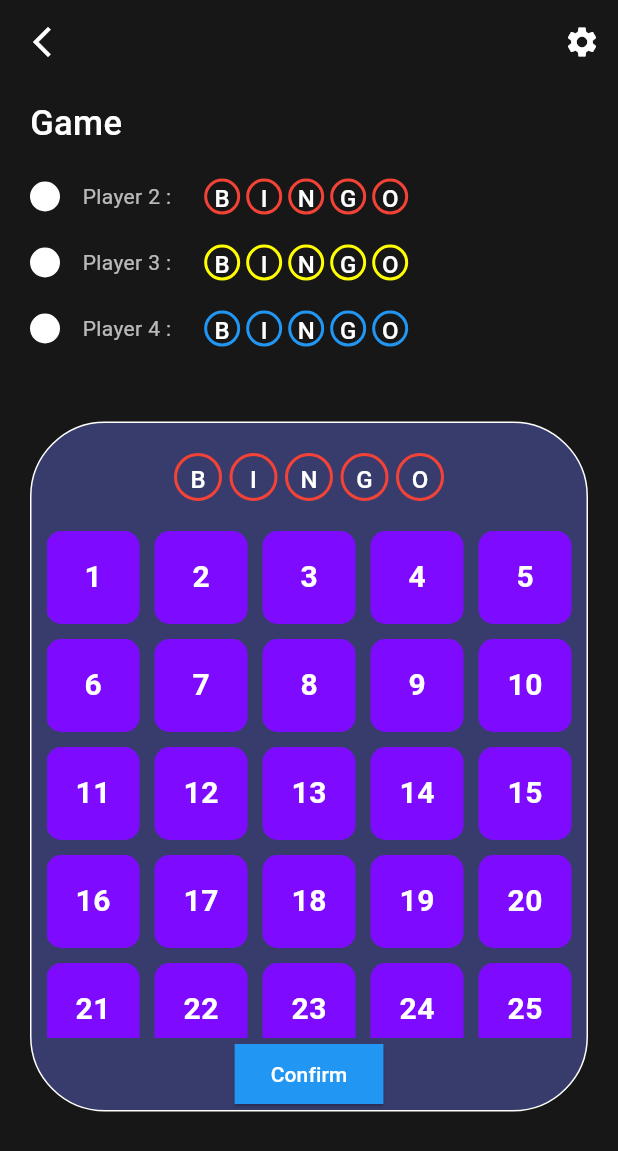
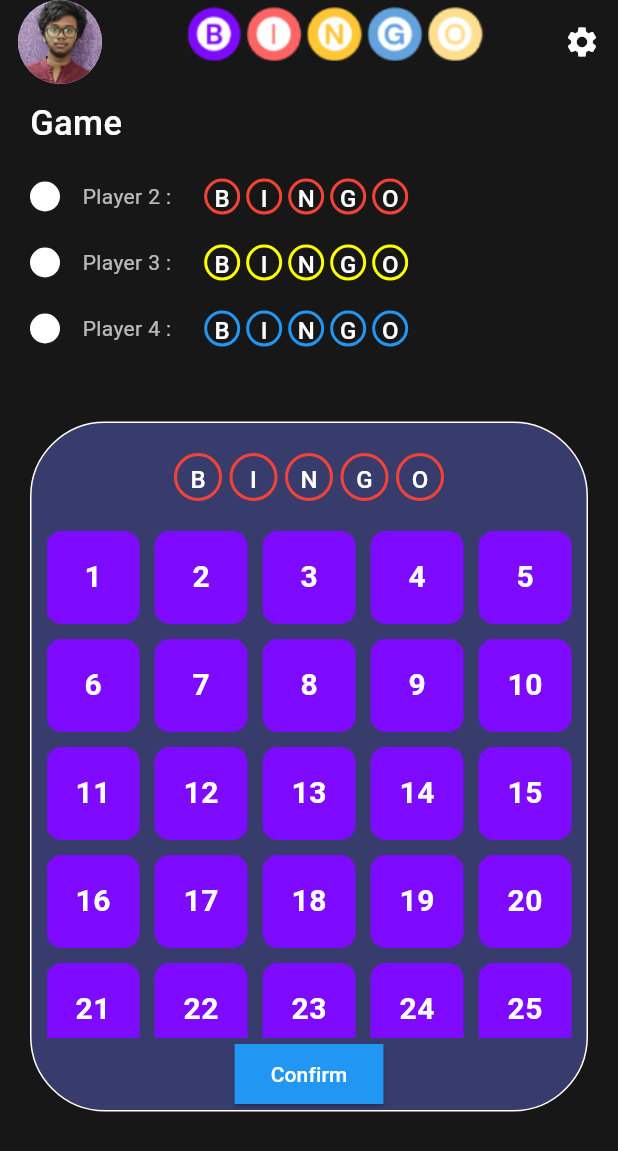
Before and after one commit to nithish25kumar/bingo-game-app, a Flutter app: the Game screen opened directly, on a phone screen of 412 x 824 dp. Shown: the top 1151 px of the screen. Run offline on Flutter 3.47's test engine with Material 3 defaults, Android fonts, the light colour scheme and no system bars.

Commit message:
refactor : Refactoring styles

```diff
--- a/lib/repositary/screens/gameSettings/customizeBoard.dart
+++ b/lib/repositary/screens/gameSettings/customizeBoard.dart
@@ -1,4 +1,5 @@
 import 'package:bingo/repositary/screens/gameSettings/gameSettings.dart';
+import 'package:bingo/repositary/screens/multiplayer/multiplayer.dart';
 import 'package:bingo/repositary/screens/room/room.dart';
 import 'package:bingo/repositary/screens/widgets/uihelper.dart';
 import 'package:flutter/material.dart';
@@ -29,7 +30,7 @@ class _CustomizeboardState extends State<Customizeboard> {
         leading: IconButton(
             onPressed: () {
               Navigator.pushReplacement(
-                  context, MaterialPageRoute(builder: (_) => Room()));
+                  context, MaterialPageRoute(builder: (_) => Multiplayer()));
             },
             icon: Icon(
               Icons.arrow_back_ios_new_rounded,
--- a/lib/repositary/screens/playersplayarea/game.dart
+++ b/lib/repositary/screens/playersplayarea/game.dart
@@ -4,6 +4,7 @@ import 'package:flutter/material.dart';
 
 import '../card/win_or_lose/finishcard.dart';
 import '../splashpage/splashscreen.dart';
+import '../userprofile/userprofile.dart';
 
 class Game extends StatefulWidget {
   const Game({super.key});
@@ -21,16 +22,31 @@ class _GameState extends State<Game> {
     return Scaffold(
       backgroundColor: Color(0xFF171717),
       appBar: AppBar(
+        automaticallyImplyLeading: false,
         backgroundColor: Color(0xFF171717),
-        leading: IconButton(
-            onPressed: () {
-              Navigator.pushReplacement(
-                  context, MaterialPageRoute(builder: (_) => Gamesettings()));
-            },
-            icon: Icon(
-              Icons.arrow_back_ios_new,
-              color: Colors.white,
-            )),
+        leadingWidth: 80,
+        leading: Padding(
+          padding: EdgeInsets.only(left: 0),
+          child: Align(
+            alignment: Alignment.center,
+            child: GestureDetector(
+              onTap: () {
+                Navigator.pushReplacement(
+                    context, MaterialPageRoute(builder: (_) => Userprofile()));
+              },
+              child: CircleAvatar(
+                radius: 30,
+                backgroundImage: AssetImage("assets/images/nithish1.jpeg"),
+              ),
+            ),
+          ),
+        ),
+        title: Uihelper.bingo(
+          imgurl: "bingo.png",
+          height: 40,
+          width: 120,
+        ),
+        centerTitle: true,
         actions: [
           IconButton(
               onPressed: () {
--- a/lib/repositary/screens/room/room.dart
+++ b/lib/repositary/screens/room/room.dart
@@ -1,3 +1,4 @@
+import 'package:bingo/repositary/screens/choose%20a%20room/chooseroom.dart';
 import 'package:bingo/repositary/screens/multiplayer/multiplayer.dart';
 import 'package:flutter/material.dart';
 
@@ -176,7 +177,10 @@ class _RoomState extends State<Room> {
               SizedBox(height: 20),
               Uihelper.CustomButton1(
                 buttonnname: "Get.Set.Play",
-                callback: () {},
+                callback: () {
+                  Navigator.pushReplacement(
+                      context, MaterialPageRoute(builder: (_) => Chooseroom()));
+                },
               ),
             ],
           ),
```
Also changed, not shown: lib/repositary/screens/choose a room/chooseroom.dart (+12 -1 lines), lib/repositary/screens/joinroom/joinroom.dart (+3 -4 lines).
